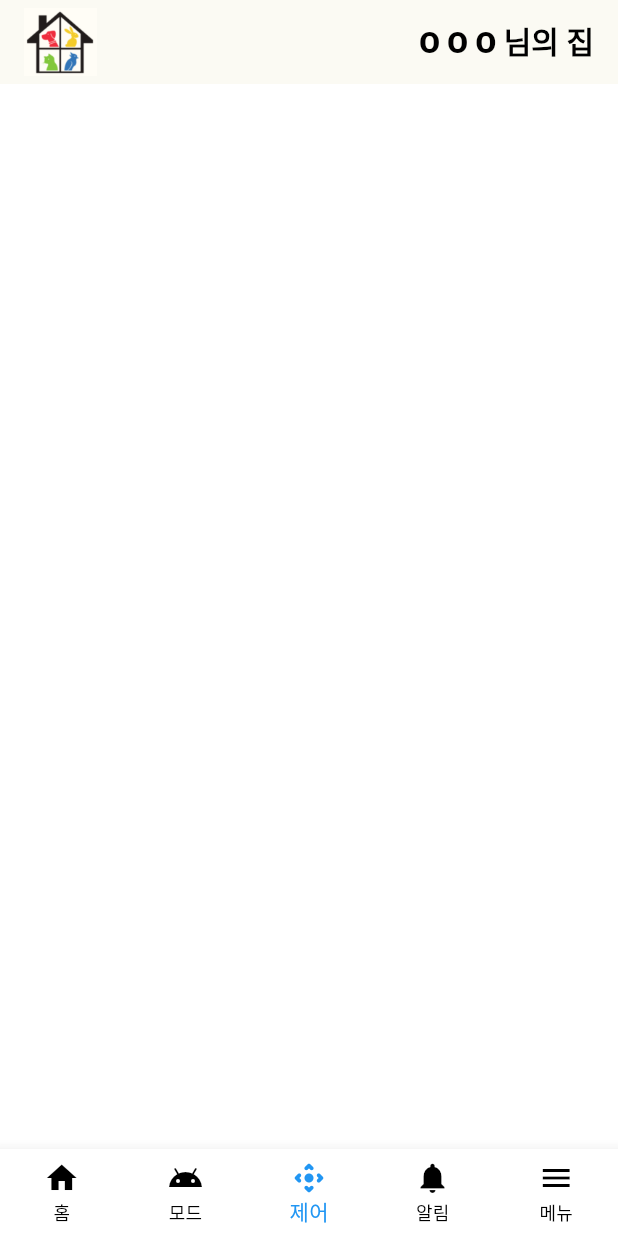
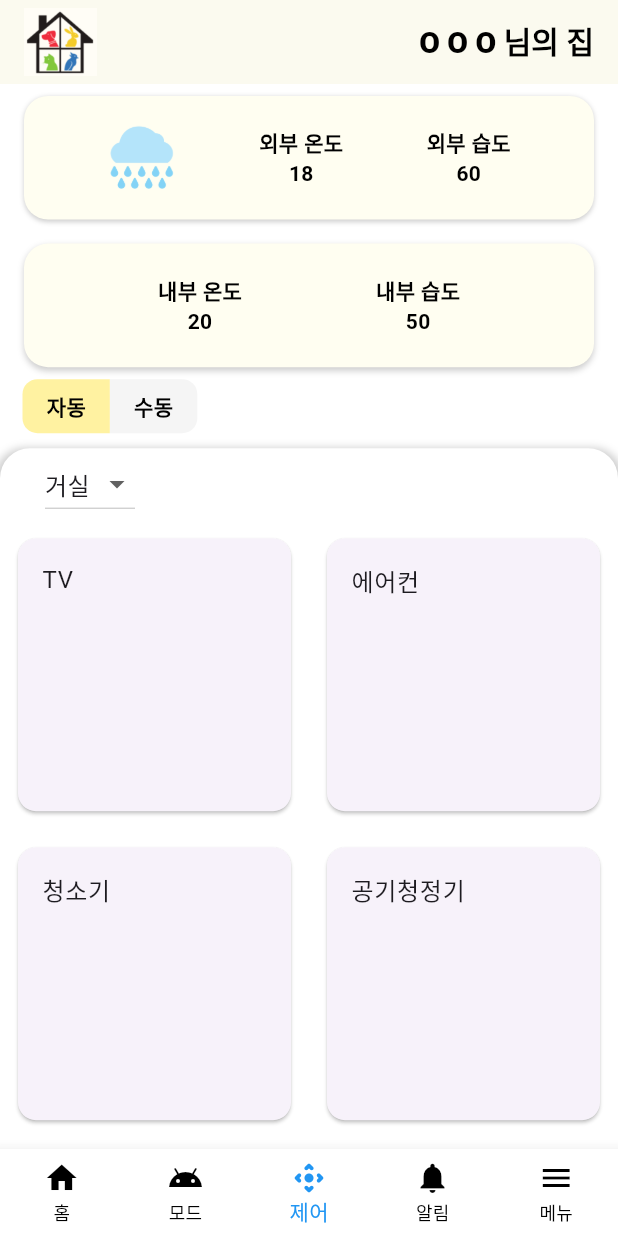
Before and after one commit to youngjoo0108/PetPal, a Flutter app: the screen it shows after launch, item 3 of the bottom bar chosen, on a phone screen of 412 x 824 dp. Run offline on Flutter 3.47's test engine with Material 3 defaults, Android fonts, the phone set to English and light mode, and no system bars; our stand-ins replace flutter_secure_storage.

Commit message:
#S10P22A209-152 [FE FEAT] control_screen

```diff
--- /dev/null
+++ b/frontend/lib/component/control/auto_control_screen.dart
@@ -0,0 +1,95 @@
+import 'package:flutter/material.dart';
+
+class AutoControlScreen extends StatefulWidget {
+  const AutoControlScreen({super.key});
+
+  @override
+  State<AutoControlScreen> createState() => _AutoControlScreenState();
+}
+
+class _AutoControlScreenState extends State<AutoControlScreen> {
+  int _selectedRoomIndex = 0;
+
+  final List<Map<String, dynamic>> rooms = [
+    {
+      'name': '거실',
+      'appliances': ['TV', '에어컨', '청소기', '공기청정기', '세탁기', '냉장고'],
+    },
+    {
+      'name': '주방',
+      'appliances': ['냉장고', '전자레인지', '커피머신'],
+    },
+    {
+      'name': '침실',
+      'appliances': ['스탠드', '가습기', '알람시계'],
+    },
+  ];
+
+  List<List<String>> _getPaginatedAppliances(
+      List<String> appliances, int itemsPerPage) {
+    var pages = <List<String>>[];
+    for (int i = 0; i < appliances.length; i += itemsPerPage) {
+      pages.add(appliances.sublist(
+          i,
+          i + itemsPerPage > appliances.length
+              ? appliances.length
+              : i + itemsPerPage));
+    }
+    return pages;
+  }
+
+  @override
+  Widget build(BuildContext context) {
+    var paginatedAppliances =
+        _getPaginatedAppliances(rooms[_selectedRoomIndex]['appliances'], 4);
+
+    return Column(
+      crossAxisAlignment: CrossAxisAlignment.start,
+      children: [
+        Container(
+          margin: const EdgeInsets.only(left: 30),
+          width: 60,
+          child: DropdownButton<int>(
+            isExpanded: true,
+            value: _selectedRoomIndex,
+            items: List.generate(
+              rooms.length,
+              (index) => DropdownMenuItem<int>(
+                value: index,
+                child: Text(rooms[index]['name']),
+              ),
+            ),
+            onChanged: (index) {
+              setState(() {
+                _selectedRoomIndex = index!;
+              });
+            },
+          ),
+        ),
+        Expanded(
+          child: PageView.builder(
+            itemCount: paginatedAppliances.length,
+            itemBuilder: (context, pageIndex) {
+              return GridView.builder(
+                gridDelegate: const SliverGridDelegateWithFixedCrossAxisCount(
+                  crossAxisCount: 2, // 한 줄에 2개씩
+                ),
+                itemCount: paginatedAppliances[pageIndex].length,
+                itemBuilder: (context, itemIndex) {
+                  return Padding(
+                    padding: const EdgeInsets.all(8.0),
+                    child: Card(
+                      child: ListTile(
+                        title: Text(paginatedAppliances[pageIndex][itemIndex]),
+                      ),
+                    ),
+                  );
+                },
+              );
+            },
+          ),
+        ),
+      ],
+    );
+  }
+}
--- /dev/null
+++ b/frontend/lib/component/control/manual_screen.dart
@@ -0,0 +1,10 @@
+import 'package:flutter/material.dart';
+
+class ManualControlScreen extends StatelessWidget {
+  const ManualControlScreen({super.key});
+
+  @override
+  Widget build(BuildContext context) {
+    return const Text("ManualControlScreen");
+  }
+}
--- a/frontend/lib/component/indoor_screen.dart
+++ b/frontend/lib/component/weather/indoor_screen.dart
@@ -19,6 +19,14 @@ class _IndoorScreenState extends State<IndoorScreen> {
       child: Container(
           height: MediaQuery.of(context).size.height / 10,
           decoration: BoxDecoration(
+            boxShadow: [
+              BoxShadow(
+                color: Colors.grey.withOpacity(0.5), // 그림자 색상 설정
+                spreadRadius: 0, // 그림자가 퍼지는 범위 설정
+                blurRadius: 3, // 그림자의 흐림 정도 설정
+                offset: const Offset(0, 2), // 그림자의 위치 조정 (x, y)
+              ),
+            ],
             borderRadius: BorderRadius.circular(16),
             color: lightYellow,
           ),
--- a/frontend/lib/component/outdoor_screen.dart
+++ b/frontend/lib/component/weather/outdoor_screen.dart
@@ -26,6 +26,14 @@ class _OutdoorScreenState extends State<OutdoorScreen> {
       child: Container(
           height: MediaQuery.of(context).size.height / 10,
           decoration: BoxDecoration(
+            boxShadow: [
+              BoxShadow(
+                color: Colors.grey.withOpacity(0.5), // 그림자 색상 설정
+                spreadRadius: 0, // 그림자가 퍼지는 범위 설정
+                blurRadius: 2, // 그림자의 흐림 정도 설정
+                offset: const Offset(0, 1), // 그림자의 위치 조정 (x, y)
+              ),
+            ],
             borderRadius: BorderRadius.circular(16),
             color: lightYellow,
           ),
--- a/frontend/lib/component/weather_screen.dart
+++ b/frontend/lib/component/weather/weather_screen.dart
@@ -1,6 +1,6 @@
 import 'package:flutter/material.dart';
-import 'package:frontend/component/indoor_screen.dart';
-import 'package:frontend/component/outdoor_screen.dart';
+import 'package:frontend/component/weather/indoor_screen.dart';
+import 'package:frontend/component/weather/outdoor_screen.dart';
 
 class WeatherScreen extends StatefulWidget {
   const WeatherScreen({super.key});
--- a/frontend/lib/const/colors.dart
+++ b/frontend/lib/const/colors.dart
@@ -1,6 +1,6 @@
 import 'package:flutter/material.dart';
 
-const lightYellow = Color(0x99fffeef);
+const lightYellow = Color.fromARGB(255, 255, 254, 241);
 const deepYellow = Color.fromARGB(255, 255, 242, 161);
 const logout = Color.fromARGB(255, 0, 0, 0);
 const white = Colors.white;
--- /dev/null
+++ b/frontend/lib/model/room.dart
@@ -0,0 +1,6 @@
+class Room {
+  final String name;
+  final List<String> appliances;
+
+  Room({required this.name, required this.appliances});
+}
--- a/frontend/lib/screen/control_screen.dart
+++ b/frontend/lib/screen/control_screen.dart
@@ -1,10 +1,119 @@
 import 'package:flutter/material.dart';
+import 'package:frontend/component/control/auto_control_screen.dart';
+import 'package:frontend/component/control/manual_screen.dart';
+import 'package:frontend/component/weather/weather_screen.dart';
+import 'package:frontend/const/colors.dart';
 
-class ControlScreen extends StatelessWidget {
+class ControlScreen extends StatefulWidget {
   const ControlScreen({super.key});
 
   @override
+  State<ControlScreen> createState() => _ControlScreenState();
+}
+
+class _ControlScreenState extends State<ControlScreen> {
+  bool isAuto = true;
+
+  @override
   Widget build(BuildContext context) {
-    return Container();
+    return SafeArea(
+      child: Column(
+        children: [
+          const WeatherScreen(),
+          Padding(
+            padding: const EdgeInsets.only(left: 15.0),
+            child: Row(
+              children: <Widget>[
+                // "자동" 버튼
+                GestureDetector(
+                  onTap: () {
+                    setState(() {
+                      isAuto = true;
+                    });
+                  },
+                  child: Container(
+                    padding: const EdgeInsets.symmetric(
+                        vertical: 8.0, horizontal: 16.0),
+                    decoration: BoxDecoration(
+                      color: isAuto ? deepYellow : Colors.grey[100],
+                      borderRadius: const BorderRadius.only(
+                        topLeft: Radius.circular(10.0),
+                        bottomLeft: Radius.circular(10.0),
+                      ),
+                    ),
+                    child: const Text(
+                      '자동',
+                      style: TextStyle(
+                        color: black,
+                        fontSize: 14.0,
+                        fontWeight: FontWeight.w600,
+                      ),
+                    ),
+                  ),
+                ),
+                // "수동" 버튼
+                GestureDetector(
+                  onTap: () {
+                    setState(() {
+                      isAuto = false;
+                    });
+                  },
+                  child: Container(
+                    padding: const EdgeInsets.symmetric(
+                        vertical: 8.0, horizontal: 16.0),
+                    decoration: BoxDecoration(
+                      color: !isAuto ? deepYellow : Colors.grey[100],
+                      borderRadius: const BorderRadius.only(
+                        topRight: Radius.circular(10.0),
+                        bottomRight: Radius.circular(10.0),
+                      ),
+                    ),
+                    child: const Text(
+                      '수동',
+                      style: TextStyle(
+                        color: black,
+                        fontSize: 14.0,
+                        fontWeight: FontWeight.w600,
+                      ),
+                    ),
+                  ),
+                ),
+              ],
+            ),
+          ),
+          Expanded(
+            child: Container(
+              margin: const EdgeInsets.only(top: 10),
+              decoration: BoxDecoration(
+                color: Colors.white, // 컨테이너 배경색
+                boxShadow: [
+                  BoxShadow(
+                    color: Colors.grey.withOpacity(0.5), // 그림자 색상
+                    spreadRadius: 3, // 그림자 범위
+                    blurRadius: 4, // 그림자 흐림 효과
+                    offset: const Offset(0, 3), // 그림자 위치 조정
+                  ),
+                ],
+                borderRadius: const BorderRadius.only(
+                  topLeft: Radius.circular(20.0), // 상단 왼쪽 둥근 처리
+                  topRight: Radius.circular(20.0), // 상단 오른쪽 둥근 처리
+                ),
+              ),
+              child: Row(
+                mainAxisAlignment: MainAxisAlignment.start,
+                crossAxisAlignment: CrossAxisAlignment.stretch,
+                children: [
+                  Expanded(
+                    child: isAuto
+                        ? const AutoControlScreen()
+                        : const ManualControlScreen(),
+                  ),
+                ],
+              ),
+            ),
+          ),
+        ],
+      ),
+    );
   }
 }
--- a/frontend/lib/screen/home_screen.dart
+++ b/frontend/lib/screen/home_screen.dart
@@ -1,7 +1,7 @@
 import 'package:flutter/material.dart';
-import 'package:frontend/component/camera_screen.dart';
-import 'package:frontend/component/map_screen.dart';
-import 'package:frontend/component/weather_screen.dart';
+import 'package:frontend/component/stream/camera_screen.dart';
+import 'package:frontend/component/stream/map_screen.dart';
+import 'package:frontend/component/weather/weather_screen.dart';
 
 class HomeScreen extends StatefulWidget {
   const HomeScreen({super.key});
@@ -18,16 +18,36 @@ class _HomeScreenState extends State<HomeScreen> {
 
   @override
   Widget build(BuildContext context) {
-    return const SafeArea(
+    return SafeArea(
       child: Column(
         children: [
-          WeatherScreen(),
+          const WeatherScreen(),
           Expanded(
-            child: Column(
-              children: [
-                CameraScreen(),
-                MapScreen(),
-              ],
+            child: Container(
+              margin: const EdgeInsets.only(top: 10),
+              decoration: BoxDecoration(
+                color: Colors.white, // 컨테이너 배경색
+                boxShadow: [
+                  BoxShadow(
+                    color: Colors.grey.withOpacity(0.5), // 그림자 색상
+                    spreadRadius: 3, // 그림자 범위
+                    blurRadius: 4, // 그림자 흐림 효과
+                    offset: const Offset(0, 3), // 그림자 위치 조정
+                  ),
+                ],
+                borderRadius: const BorderRadius.only(
+                  topLeft: Radius.circular(20.0), // 상단 왼쪽 둥근 처리
+                  topRight: Radius.circular(20.0), // 상단 오른쪽 둥근 처리
+                ),
+              ),
+              child: const Column(
+                mainAxisAlignment: MainAxisAlignment.start,
+                crossAxisAlignment: CrossAxisAlignment.stretch,
+                children: [
+                  CameraScreen(),
+                  MapScreen(),
+                ],
+              ),
             ),
           ),
           // WeatherScreen(
--- a/frontend/lib/screen/noti_screen.dart
+++ b/frontend/lib/screen/noti_screen.dart
@@ -5,6 +5,6 @@ class NotiScreen extends StatelessWidget {
 
   @override
   Widget build(BuildContext context) {
-    return Container();
+    return const Text("NotiScreen");
   }
 }
```
Also changed, not shown: frontend/lib/component/stream/camera_screen.dart (renamed from frontend/lib/component/camera_screen.dart), frontend/lib/component/stream/map_screen.dart (renamed from frontend/lib/component/map_screen.dart), frontend/lib/component/weather/weather_text.dart (renamed from frontend/lib/component/weather_text.dart).
